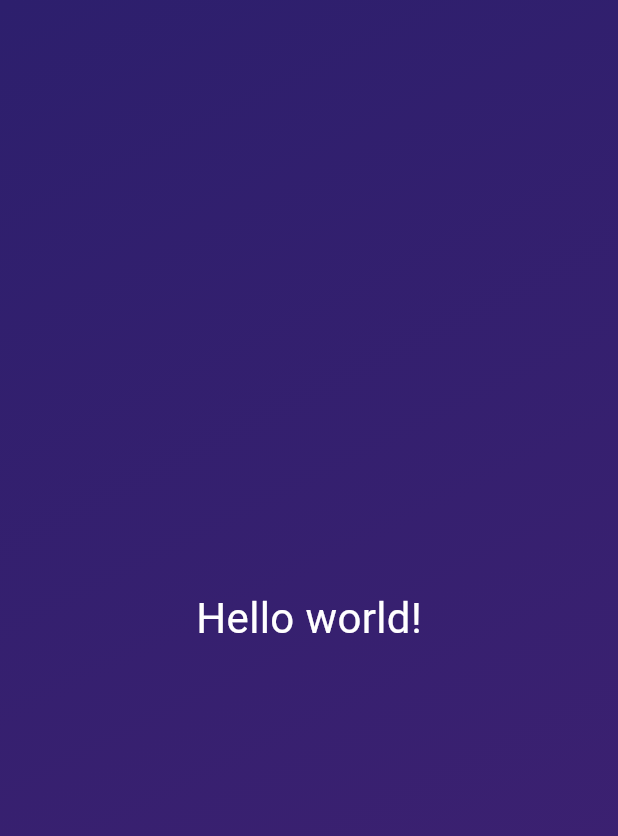
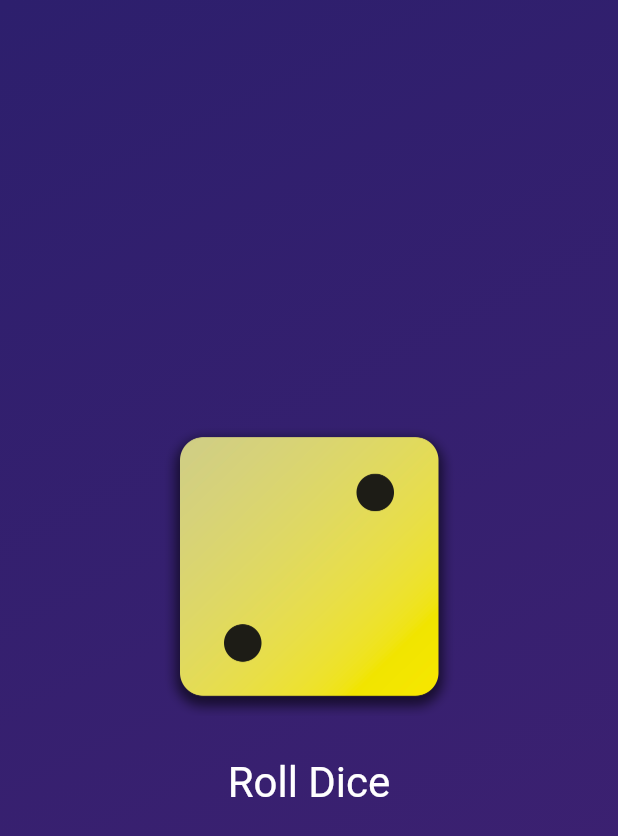
Before and after one commit to Amo95/flutter_apps, a Flutter app: the screen it shows after launch, on a phone screen of 412 x 824 dp. Shown: the top 836 px of the screen. Run offline on Flutter 3.47's test engine with Material 3 defaults, Android fonts, the phone set to English and light mode, and no system bars.

Commit message:
added dice image

```diff
--- /dev/null
+++ b/dice_game/lib/dice_roller.dart
@@ -0,0 +1,47 @@
+
+
+import 'package:flutter/material.dart';
+
+class DiceRoller extends StatefulWidget{
+
+  const DiceRoller({super.key});
+
+  @override
+  State<StatefulWidget> createState() {
+    return _DiceRollerState();
+  }
+
+}
+
+class _DiceRollerState extends State {
+
+  var activeDiceImage = 'assets/images/dice-2.png';
+
+  void rollDice() {
+    activeDiceImage = 'assets/images/dice-3.png';
+    print("changing image...");
+  }
+
+  @override
+  Widget build(BuildContext context) {
+    return Column(
+            mainAxisSize: MainAxisSize.min,
+            children: [
+              Image.asset(activeDiceImage, width: 200),
+              const SizedBox(
+                height: 20,
+              ),
+              TextButton(
+                onPressed: rollDice,
+                style: TextButton.styleFrom(
+                  // padding: const EdgeInsets.only(top: 20),
+                  foregroundColor: Colors.white,
+                  textStyle: const TextStyle(fontSize: 28),
+                ),
+                child: const Text("Roll Dice"),
+              ),
+            ],
+          );
+  }
+
+}
--- a/dice_game/lib/gradient_container.dart
+++ b/dice_game/lib/gradient_container.dart
@@ -1,26 +1,73 @@
-import 'package:dice_game/styled_text.dart';
+import 'package:dice_game/dice_roller.dart';
 import 'package:flutter/material.dart';
 
 const startAlignment = Alignment.topLeft;
 const endAlignment = Alignment.bottomRight;
 
+// class GradientContainer extends StatelessWidget {
+//   const GradientContainer({super.key, required this.colors});
+
+//   final List<Color> colors;
+
+//   @override
+//   Widget build(context) => Container(
+//             decoration: BoxDecoration(
+//               gradient: LinearGradient(
+//                 colors: colors,
+//                 begin: startAlignment,
+//                 end: endAlignment,
+//               ),
+//             ),
+//             child: const Center(
+//               child: StyledText("Hello world!")
+//             )
+//     );
+// }
+
+// using require constr params
+// class GradientContainer extends StatelessWidget {
+//   const GradientContainer(
+//       {super.key, required this.firstColor, required this.secondColor});
+
+//   final Color firstColor;
+//   final Color secondColor;
+
+//   @override
+//   Widget build(context) => Container(
+//       decoration: BoxDecoration(
+//         gradient: LinearGradient(
+//           colors: [firstColor, secondColor],
+//           begin: startAlignment,
+//           end: endAlignment,
+//         ),
+//       ),
+//       child: const Center(child: StyledText("Hello world!")));
+// }
+
+// using optional arguments
 class GradientContainer extends StatelessWidget {
-  const GradientContainer({super.key});
+
+  const GradientContainer(this.firstColor, this.secondColor,
+      {super.key});
+
+  const GradientContainer.purple({super.key})
+      : firstColor = Colors.deepPurple,
+        secondColor = Colors.indigo;
+
+  final Color firstColor;
+  final Color secondColor;
 
   @override
   Widget build(context) => Container(
-            decoration: const BoxDecoration(
+        decoration: BoxDecoration(
           gradient: LinearGradient(
-                colors: [
-                  Color.fromARGB(255, 45, 31, 109),
-                  Color.fromARGB(255, 64, 33, 114)
-                ],
+            colors: [firstColor, secondColor],
             begin: startAlignment,
             end: endAlignment,
           ),
         ),
         child: const Center(
-              child: StyledText("Hello world!")
-            )
+          child: DiceRoller(),
+        ),
       );
 }
--- a/dice_game/lib/main.dart
+++ b/dice_game/lib/main.dart
@@ -1,10 +1,13 @@
 import 'package:dice_game/gradient_container.dart';
 import 'package:flutter/material.dart';
 
+  const Color firstColor = Color.fromARGB(255, 45, 31, 109);
+  const Color secondColor = Color.fromARGB(255, 64, 33, 114);
+
 void main() => runApp(
-      const MaterialApp(
+      MaterialApp(
         home: Scaffold(
-          body: GradientContainer()
+          body: GradientContainer(firstColor, secondColor),
         ),
       ),
     );
```
Also changed, not shown: dice_game/pubspec.yaml (+8 -4 lines), dice_game/assets/images/dice-1.png (added), dice_game/assets/images/dice-2.png (added), dice_game/assets/images/dice-3.png (added), dice_game/assets/images/dice-4.png (added), dice_game/assets/images/dice-5.png (added), dice_game/assets/images/dice-6.png (added), dice_game/pubspec.lock. Lines whose indentation alone changed are shown as unchanged.
